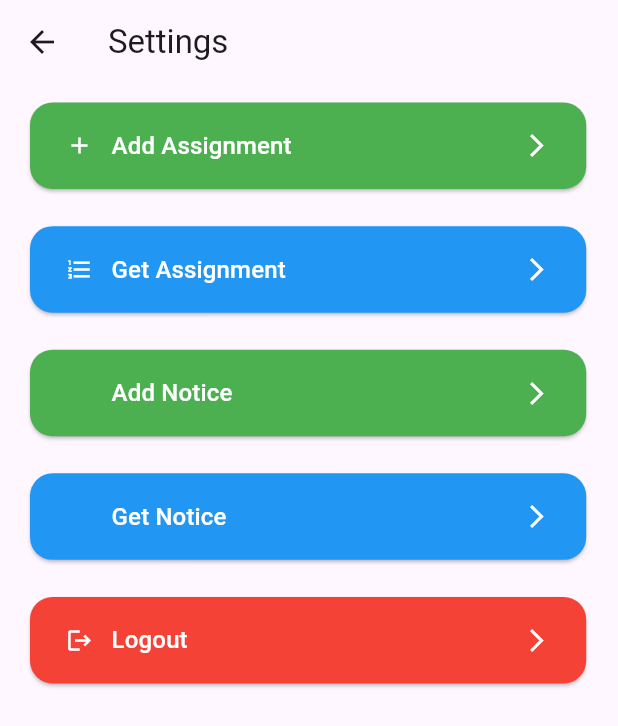
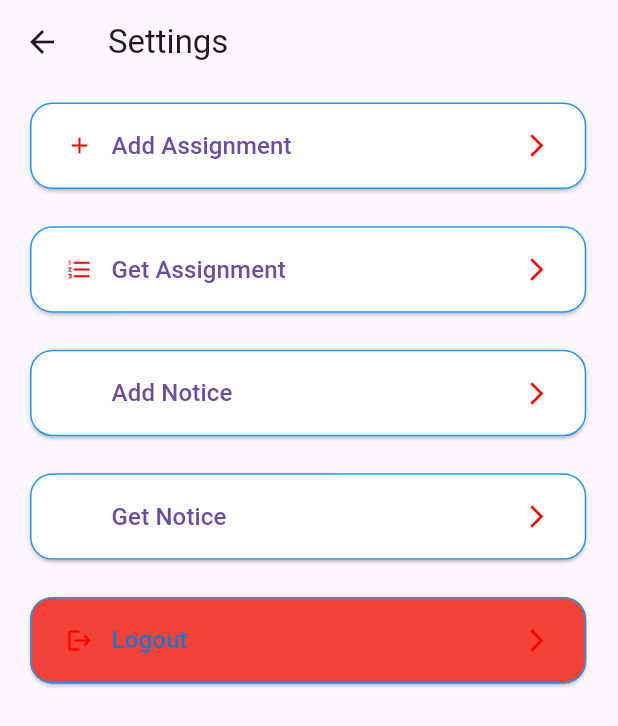
Before and after one commit to sijalneupane/assignment_provider_app, a Flutter app: the Settings screen opened directly, on a phone screen of 412 x 824 dp. Shown: the top 726 px of the screen. Run offline on Flutter 3.47's test engine with Material 3 defaults, Android fonts, the phone set to English and light mode, and no system bars; our stand-ins replace dio, firebase_core, firebase_messaging, flutter_local_notifications, flutter_spinkit, shared_preferences; missing offline and left inert: flutter_multi_select_items; accounts and stored records are empty; network calls fail.

Commit message:
setting and get assignment updated

```diff
--- a/lib/features/assignment/view/get_assignment.dart
+++ b/lib/features/assignment/view/get_assignment.dart
@@ -41,7 +41,7 @@ class _GetAssignmentState extends State<GetAssignment> {
         automaticallyImplyLeading: false,
         leading: IconButton(
           onPressed: () {
-           RouteGenerator.navigateToPageWithoutStack(context, Routes.addNoticeRoute);
+           Navigator.pop(context);
           },
           icon: Icon(Icons.arrow_back_ios, color: Colors.white),
         ),
--- a/lib/features/home/view/settings.dart
+++ b/lib/features/home/view/settings.dart
@@ -27,7 +27,7 @@ class _SettingsState extends State<Settings> {
           children: [
             SettingElevatedButton(
               icon: Icons.add_sharp,
-              backgroundColor: Colors.green,
+              // backgroundColor: Colors.green,
               data: addAssignmentStr,
               onPressed: () {
                 RouteGenerator.navigateToPage(context, Routes.addAssignment);
@@ -35,14 +35,14 @@ class _SettingsState extends State<Settings> {
             ),
             SettingElevatedButton(
               icon: Icons.format_list_numbered,
-              backgroundColor: Colors.blue,
+              // backgroundColor: Colors.blue,
               data: getAssignmentStr,
               onPressed: () {
                 RouteGenerator.navigateToPage(context, Routes.getAssignment);
               },
             ),
             SettingElevatedButton(data:addNoticeStr,
-            backgroundColor: Colors.green,
+            // backgroundColor: Colors.green,
              onPressed:() {
 
               RouteGenerator.navigateToPage(context,Routes.addNoticeRoute
@@ -50,7 +50,7 @@ class _SettingsState extends State<Settings> {
             },),
 
             SettingElevatedButton(data:getNoticeStr,
-            backgroundColor: Colors.blue,
+            // backgroundColor: Colors.blue,
              onPressed:() {
 
               RouteGenerator.navigateToPage(context,Routes.getNoticeRoute
@@ -60,6 +60,8 @@ class _SettingsState extends State<Settings> {
               data: logoutStr,
               icon: Icons.logout,
               backgroundColor: Colors.red,
+              textColor: Theme.of(context).primaryColorDark,
+
               onPressed: () async {
                 DialogBox.showConfirmBox(
                   context: context,
--- a/lib/widgets/setting_elevated_button.dart
+++ b/lib/widgets/setting_elevated_button.dart
@@ -1,14 +1,17 @@
 import 'package:flutter/material.dart';
-import 'package:provider_test1/utils/custom_icons.dart';
+import 'package:provider_test1/widgets/custom_icons.dart';
+
 import 'package:provider_test1/widgets/custom_text.dart';
 class SettingElevatedButton extends StatelessWidget {
   final String data;
   final VoidCallback onPressed;
   final IconData? icon;
+  final Color? textColor;
   final Color? backgroundColor;
 
   const SettingElevatedButton({
     super.key,
+    this.textColor,
     required this.data,
     required this.onPressed,
     this.icon,
@@ -26,10 +29,13 @@ class SettingElevatedButton extends StatelessWidget {
         height: MediaQuery.of(context).size.height * 0.07,
         child: ElevatedButton(
           onPressed: onPressed,
+
           style: ElevatedButton.styleFrom(
-            backgroundColor: backgroundColor,
-            foregroundColor: Colors.white,
+            side: BorderSide(color: Colors.blue),
+            backgroundColor: backgroundColor??Colors.white,
+            foregroundColor: Theme.of(context).primaryColor,
             shape: RoundedRectangleBorder(
+
               borderRadius: BorderRadius.circular(15),
             ),
           ),
@@ -37,7 +43,7 @@ class SettingElevatedButton extends StatelessWidget {
             children: [
               CustomIcons(icon: icon),
               SizedBox(width: MediaQuery.of(context).size.width * 0.03),
-              CustomText(data: data, color: Colors.white, fontSize: 16),
+              CustomText(data: data, color:textColor?? Theme.of(context).primaryColor, fontSize: 16),
               Spacer(),
               CustomIcons(icon: Icons.arrow_forward_ios),
             ],
```
